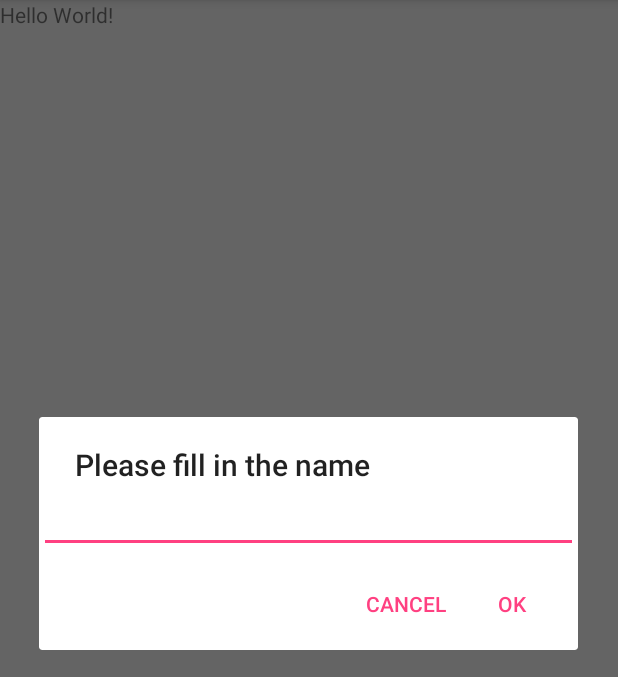
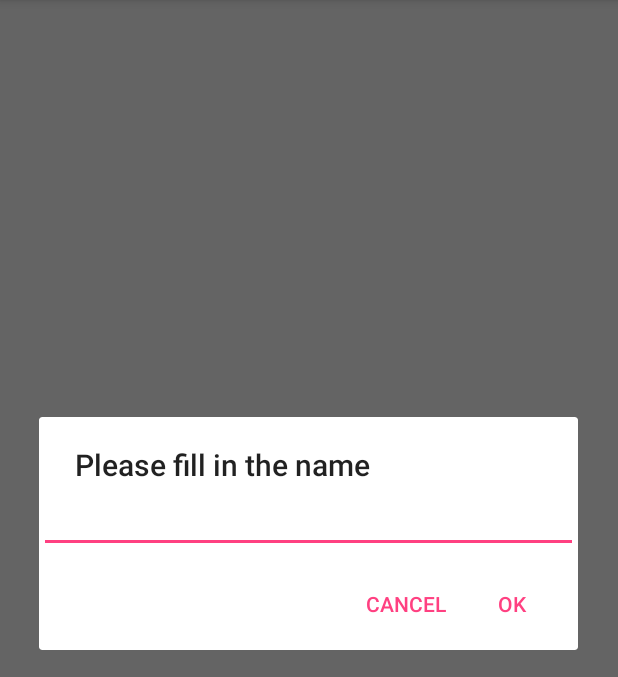
Before and after one commit to vantrinh7/Bond, an Android app: the screen it shows after launch (MainContactScreen), after a tap on an icon or button, on a phone screen of 412 x 824 dp, the part 84-761 px from its top. Run offline under Robolectric (Android 15) with nearby library versions, the phone set to English and light mode, and no system bars.

Commit message:
Merge branch 'master' of /Users/demouser/Downloads/Bond with conflicts.

```diff
--- a/app/src/main/res/layout/content_main_contact_screen.xml
+++ b/app/src/main/res/layout/content_main_contact_screen.xml
@@ -8,21 +8,6 @@
     tools:context="com.example.demouser.bond.MainContactScreen"
     tools:showIn="@layout/activity_main_contact_screen">
 
-    <LinearLayout
-        android:layout_width="match_parent"
-        android:layout_height="match_parent"
-        android:orientation="vertical">
-
-        <TextView
-            android:layout_width="match_parent"
-            android:layout_height="wrap_content"
-            android:text="Hello World!"
-            app:layout_constraintBottom_toBottomOf="parent"
-            app:layout_constraintLeft_toLeftOf="parent"
-            app:layout_constraintRight_toRightOf="parent"
-            app:layout_constraintTop_toTopOf="parent" />
-    </LinearLayout>
-
     <ListView
         android:id="@+id/contactList"
         android:layout_width="368dp"
```
